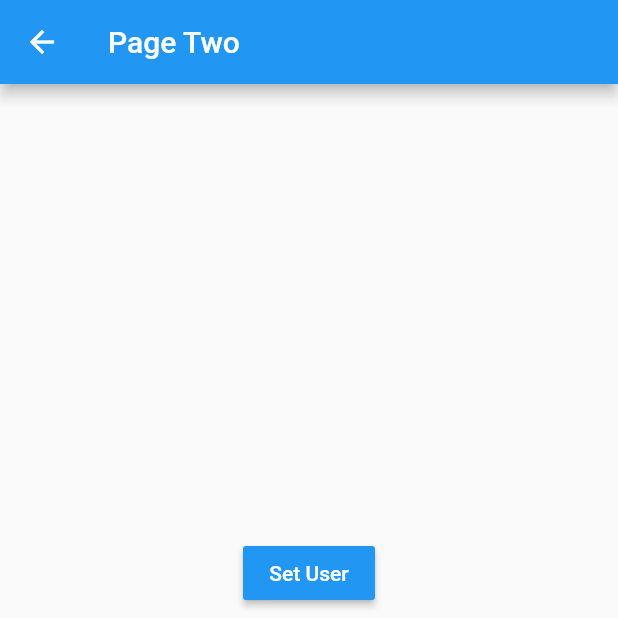
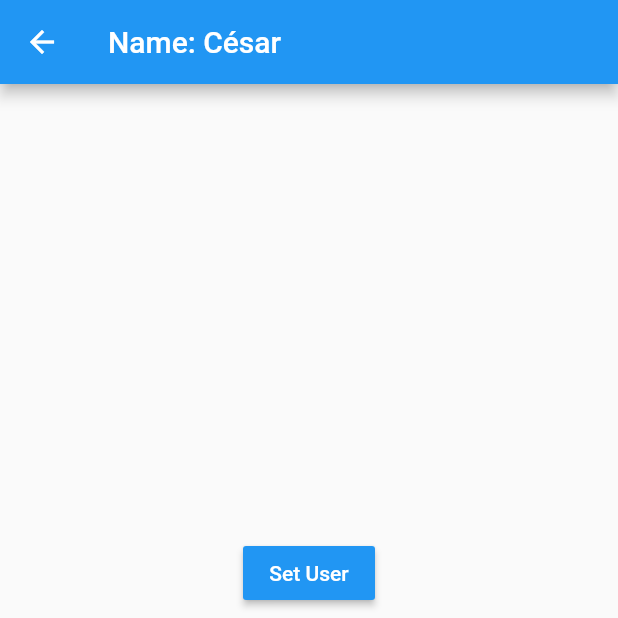
Before and after one commit to CesarArellano/states-app, a Flutter app: the PageTwo screen opened by its route, after a tap on "Set User", on a phone screen of 412 x 824 dp, the top half of it. Run offline on Flutter 3.47's test engine with Material 2 defaults, Android fonts, the phone set to English and light mode, and no system bars; accounts and stored records are empty.

```diff
--- a/lib/pages/pageOne.dart
+++ b/lib/pages/pageOne.dart
@@ -8,12 +8,19 @@ class PageOne extends StatelessWidget {
 
   @override
   Widget build(BuildContext context) {
+    final userService = Provider.of<UserService>(context);
     return Scaffold(
       appBar: AppBar(
         title: Text('Page One'),
+        actions: [
+          IconButton(
+            icon: Icon(Icons.delete),
+            onPressed: () => userService.removeUser(),
+          )
+        ],
       ),
-      body: Provider.of<UserService>(context).existUser
-        ? UserInfo()
+      body: userService.existUser
+        ? UserInfo(userService.user)
         : Center(child: Text('No user info')),
       floatingActionButton: FloatingActionButton(
         child: Icon(Icons.chevron_right),
@@ -24,6 +31,10 @@ class PageOne extends StatelessWidget {
 }
 
 class UserInfo extends StatelessWidget {
+  final User user;
+
+  UserInfo(this.user);
+
   @override
   Widget build(BuildContext context) {
     return Container(
@@ -35,14 +46,14 @@ class UserInfo extends StatelessWidget {
         children: [
           Text('General', style: TextStyle(fontSize: 18, fontWeight: FontWeight.bold)),
           Divider(),
-          ListTile( title: Text('Name')),
-          ListTile( title: Text('Age')),
+          ListTile( title: Text('Name ${ user.name }')),
+          ListTile( title: Text('Age ${ user.age }')),
           SizedBox(height: 20.0),
           Text('Professions', style: TextStyle(fontSize: 18, fontWeight: FontWeight.bold)),
           Divider(),
-          ListTile( title: Text('Profession One')),
-          ListTile( title: Text('Profession Two')),
-          ListTile( title: Text('Profession Three')),
+          ...user.professions!.map(
+            (profession) => ListTile(title: Text(profession))
+          ).toList()
         ],
       )
     );
--- a/lib/pages/pageTwo.dart
+++ b/lib/pages/pageTwo.dart
@@ -1,13 +1,21 @@
 import 'package:flutter/material.dart';
+import 'package:provider/provider.dart';
+import 'package:states_app/models/user.dart';
 
+import 'package:states_app/services/user_service.dart';
 
 class PageTwo extends StatelessWidget {
 
   @override
   Widget build(BuildContext context) {
+    // We could add listen in false, but since the AppBar is redrawn, the listen should be true
+    final userService = Provider.of<UserService>(context);
+
     return Scaffold(
       appBar: AppBar(
-        title: Text('Page Two'),
+        title: userService.existUser
+          ? Text('Name: ${ userService.user.name }')
+          : Text('Page Two'),
       ),
       body: Center(
         child: Column(
@@ -16,19 +24,27 @@ class PageTwo extends StatelessWidget {
             MaterialButton(
               child: Text('Set User', style: TextStyle(color: Colors.white)),
               color: Colors.blue,
-              onPressed: () {}
+              onPressed: () {
+                final newUser = new User(
+                  name: 'César',
+                  age: 21,
+                  professions: ['Fullstack Developer', 'Gamer']
+                );
+
+                userService.user = newUser;
+              }
             ),
             SizedBox(height: 10.0),
             MaterialButton(
               child: Text('Change Age', style: TextStyle(color: Colors.white)),
               color: Colors.red,
-              onPressed: () {}
+              onPressed: () =>  userService.changeAge(25),
             ),
             SizedBox(height: 10.0),
             MaterialButton(
               child: Text('Add profession', style: TextStyle(color: Colors.white)),
               color: Colors.green,
-              onPressed: () {}
+              onPressed: () => userService.addProfession()
             ),
           ],
         ),
```
Also changed, not shown: lib/services/user_service.dart (+23 -0 lines).
